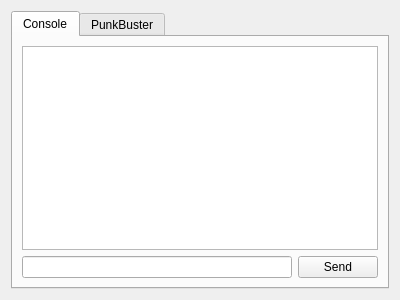
OpenRcon/OpenRcon, file client/frostbite/ConsoleWidget.ui: the form before one commit.
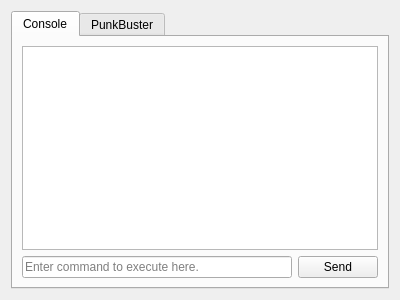
The form after the commit. Icons and pictures are not drawn.

Patch:
```diff
--- a/client/frostbite/ConsoleWidget.ui
+++ b/client/frostbite/ConsoleWidget.ui
@@ -29,7 +29,14 @@
       </attribute>
       <layout class="QGridLayout" name="gridLayout_10">
        <item row="1" column="0">
-        <widget class="QLineEdit" name="lineEdit_co_co"/>
+        <widget class="QLineEdit" name="lineEdit_co_co">
+         <property name="placeholderText">
+          <string>Enter command to execute here.</string>
+         </property>
+         <property name="clearButtonEnabled">
+          <bool>true</bool>
+         </property>
+        </widget>
        </item>
        <item row="1" column="1">
         <widget class="QPushButton" name="pushButton_co_co">
```
Left out of the diff: 9 changed lines with no effect on the pictures.
